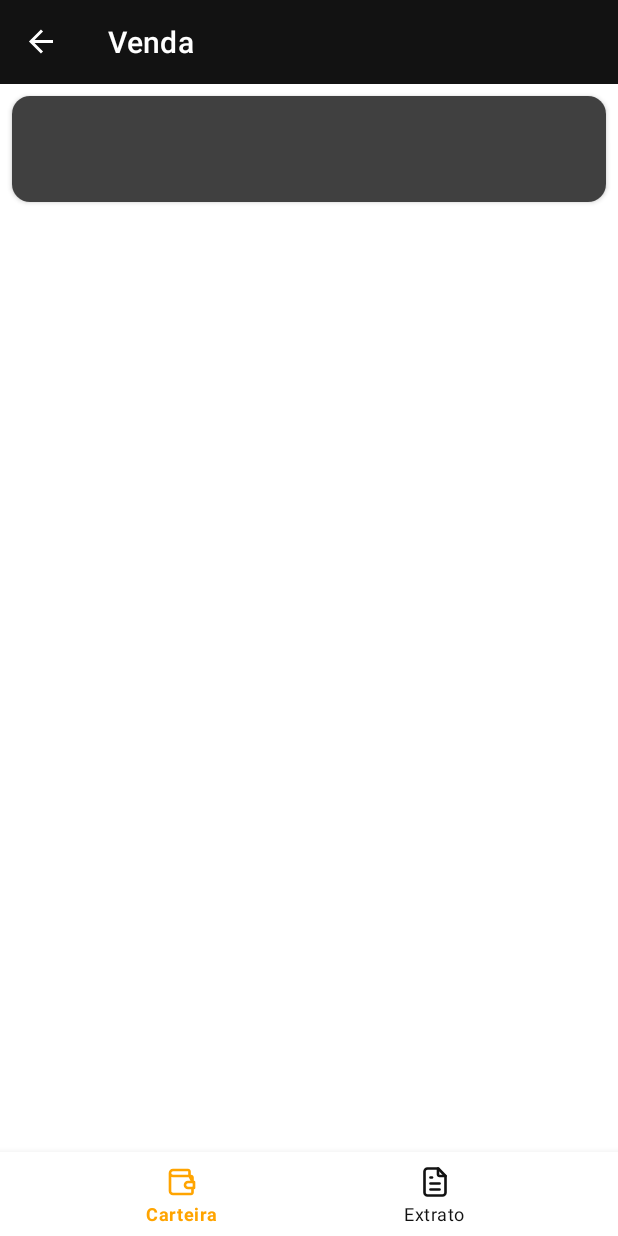
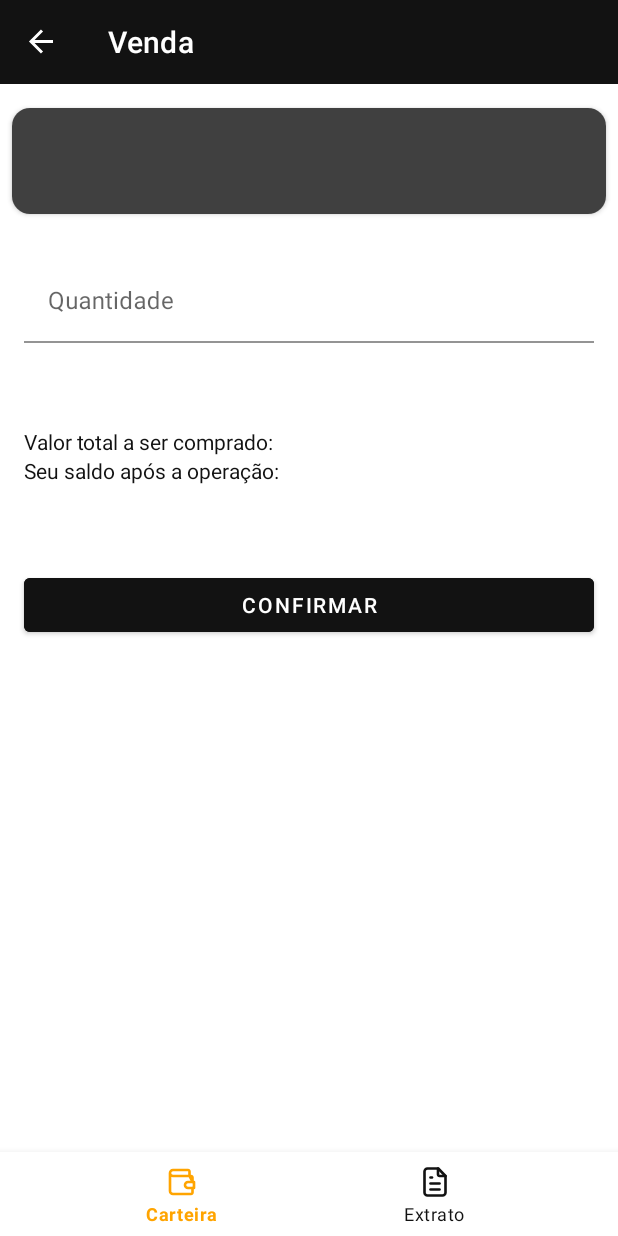
Before and after one commit to rebecaalbuquerque/android-crypto-e-wallet, an Android app: the TransactionFragment screen opened through its navigation route, on a phone screen of 412 x 824 dp. Run offline under Robolectric (Android 15) with nearby library versions, the phone set to English and light mode, and no system bars; our stand-ins replace Room's generated code, data binding, navigation-ui; libraries missing offline, so code that uses them is left out: com.facebook.stetho; network calls fail; 7 statements that could not run were skipped.

Commit message:
Iniciando lógica de transações de compra e venda de criptomoedas

```diff
--- a/app/src/main/java/com/albuquerque/cryptoe_wallet/app/viewmodel/TransactionViewModel.kt
+++ b/app/src/main/java/com/albuquerque/cryptoe_wallet/app/viewmodel/TransactionViewModel.kt
@@ -1,13 +1,19 @@
 package com.albuquerque.cryptoe_wallet.app.viewmodel
 
+import androidx.databinding.Observable
+import androidx.databinding.Observable.OnPropertyChangedCallback
+import androidx.databinding.ObservableField
+import androidx.lifecycle.MutableLiveData
 import androidx.lifecycle.viewModelScope
 import com.albuquerque.cryptoe_wallet.app.model.ui.CryptocurrencyUI
 import com.albuquerque.cryptoe_wallet.app.usecase.GetCurrencyByName
 import com.albuquerque.cryptoe_wallet.app.usecase.GetLoggedUserUseCase
 import com.albuquerque.cryptoe_wallet.app.utils.TypeTransaction
 import com.albuquerque.cryptoe_wallet.core.mediator.SingleMediatorLiveData
+import com.albuquerque.cryptoe_wallet.core.utils.WalletCalculator
 import com.albuquerque.cryptoe_wallet.core.viewmodel.BaseViewModel
 import kotlinx.coroutines.launch
+
 
 class TransactionViewModel(
     getLoggedUserUseCase: GetLoggedUserUseCase,
@@ -17,8 +23,12 @@ class TransactionViewModel(
     var user = getLoggedUserUseCase.invoke()
 
     var cryptocurrency = SingleMediatorLiveData<CryptocurrencyUI>()
+    var typeTransaction: TypeTransaction? = null
 
-    var typeTransaction: TypeTransaction? = null
+    var amount = ObservableField<String>("")
+
+    var totalValue = MutableLiveData<String>("")
+    var newBalance = MutableLiveData<String>("")
 
     var nameCurrency: String? = null
         set(value) {
@@ -29,4 +39,26 @@ class TransactionViewModel(
                 }
             }
         }
+
+    init {
+        amount.addOnPropertyChangedCallback(object : OnPropertyChangedCallback() {
+            override fun onPropertyChanged(sender: Observable, propertyId: Int) {
+                if (sender === amount && amount.get() != null) {
+
+                    amount.get()?.let { currentAmount ->
+
+                        if(currentAmount.isEmpty()) {
+                            totalValue.value = ""
+                            newBalance.value = ""
+                        } else {
+                            newBalance.value = WalletCalculator.calculateTransactionNewBalance(cryptocurrency.value, currentAmount.toBigDecimal(), user.value?.balance, typeTransaction)
+                            totalValue.value = WalletCalculator.calculateTransactionTotalValue(cryptocurrency.value, currentAmount.toBigDecimal(), user.value?.balance, typeTransaction)
+                        }
+                    }
+
+                }
+            }
+        })
+    }
+
 }
--- a/app/src/main/java/com/albuquerque/cryptoe_wallet/core/application/WalletApplication.kt
+++ b/app/src/main/java/com/albuquerque/cryptoe_wallet/core/application/WalletApplication.kt
@@ -61,6 +61,7 @@ class WalletApplication: Application() {
                 factory { GetLoggedUserUseCase(repository = get()) }
                 factory { GetUserCurrenciesUseCase(repository = get()) }
                 factory { GetCurrencyByName(repository = get()) }
+                factory { CreateTransactionUseCase(repository = get()) }
             }
 
             val viewModelModule = module {
--- a/app/src/main/res/layout/fragment_transaction.xml
+++ b/app/src/main/res/layout/fragment_transaction.xml
@@ -5,11 +5,12 @@
 
     <data>
 
-        <import type="com.albuquerque.cryptoe_wallet.app.extensions.CurrencyExtensionsKt"/>
+        <import type="com.albuquerque.cryptoe_wallet.app.extensions.CurrencyExtensionsKt" />
 
         <variable
             name="viewModel"
             type="com.albuquerque.cryptoe_wallet.app.viewmodel.TransactionViewModel" />
+
     </data>
 
     <androidx.constraintlayout.widget.ConstraintLayout
@@ -18,11 +19,14 @@
         tools:context=".app.view.fragment.TransactionFragment">
 
         <androidx.cardview.widget.CardView
+            android:id="@+id/cardInformation"
             android:layout_width="0dp"
             android:layout_height="wrap_content"
+            android:layout_marginStart="8dp"
+            android:layout_marginTop="16dp"
+            android:layout_marginEnd="8dp"
+            android:padding="16dp"
             app:cardCornerRadius="12dp"
-            android:layout_margin="8dp"
-            android:padding="16dp"
             app:layout_constraintEnd_toEndOf="parent"
             app:layout_constraintStart_toStartOf="parent"
             app:layout_constraintTop_toTopOf="parent">
@@ -30,15 +34,15 @@
             <androidx.constraintlayout.widget.ConstraintLayout
                 android:layout_width="match_parent"
                 android:layout_height="wrap_content"
-                android:padding="16dp"
-                android:background="@color/colorPrimary">
+                android:background="@color/colorPrimary"
+                android:padding="16dp">
 
                 <TextView
                     android:id="@+id/balance"
                     android:layout_width="0dp"
                     android:layout_height="wrap_content"
+                    android:text="@{`Seu saldo é ` + CurrencyExtensionsKt.toBrazilianCurrency(viewModel.user.balance)}"
                     android:textColor="@color/textColorPrimary"
-                    android:text="@{`Seu saldo é ` + CurrencyExtensionsKt.toBrazilianCurrency(viewModel.user.balance)}"
                     app:layout_constraintBottom_toTopOf="@+id/currencyTransactionPrice"
                     app:layout_constraintStart_toStartOf="parent"
                     app:layout_constraintTop_toTopOf="parent"
@@ -49,17 +53,77 @@
                     android:layout_width="0dp"
                     android:layout_height="wrap_content"
                     android:textColor="@color/textColorPrimary"
-                    app:typeTransaction="@{viewModel.typeTransaction}"
-                    app:sourceCurrency="@{viewModel.cryptocurrency}"
                     app:layout_constraintBottom_toBottomOf="parent"
                     app:layout_constraintStart_toStartOf="parent"
                     app:layout_constraintTop_toBottomOf="@+id/balance"
+                    app:sourceCurrency="@{viewModel.cryptocurrency}"
+                    app:typeTransaction="@{viewModel.typeTransaction}"
                     tools:text="Uma unidade de Bitcoin custa R$ 63.252,53" />
 
             </androidx.constraintlayout.widget.ConstraintLayout>
 
         </androidx.cardview.widget.CardView>
 
+        <com.google.android.material.textfield.TextInputLayout
+            android:id="@+id/inputAmount"
+            style="@style/WalletTextInputLayout"
+            android:layout_width="0dp"
+            android:layout_height="wrap_content"
+            android:layout_marginStart="8dp"
+            android:layout_marginTop="32dp"
+            android:layout_marginEnd="8dp"
+            android:hint="@string/hint_amount"
+            app:layout_constraintEnd_toEndOf="@+id/cardInformation"
+            app:layout_constraintStart_toStartOf="@+id/cardInformation"
+            app:layout_constraintTop_toBottomOf="@id/cardInformation"
+            app:placeholderText="Quantidade">
+
+            <com.google.android.material.textfield.TextInputEditText
+                android:id="@+id/editTextAmount"
+                android:layout_width="match_parent"
+                android:layout_height="wrap_content"
+                android:inputType="numberDecimal"
+                android:text="@={viewModel.amount}"
+                android:textCursorDrawable="@null" />
+
+        </com.google.android.material.textfield.TextInputLayout>
+
+        <TextView
+            android:id="@+id/totalAmount"
+            android:layout_width="0dp"
+            android:layout_height="wrap_content"
+            android:layout_marginTop="56dp"
+            android:text="@{`Valor total a ser comprado: ` + viewModel.totalValue}"
+            android:textColor="@color/colorPrimaryDark"
+            app:layout_constraintEnd_toEndOf="@id/inputAmount"
+            app:layout_constraintStart_toStartOf="@id/inputAmount"
+            app:layout_constraintTop_toBottomOf="@id/inputAmount"
+            tools:text="Valor total a ser comprado: " />
+
+        <TextView
+            android:id="@+id/newBalance"
+            android:layout_width="0dp"
+            android:layout_height="wrap_content"
+            android:textColor="@color/colorPrimaryDark"
+            android:text="@{`Seu saldo após a operação: ` + viewModel.newBalance}"
+            app:layout_constraintEnd_toEndOf="@id/totalAmount"
+            app:layout_constraintStart_toStartOf="@id/totalAmount"
+            app:layout_constraintTop_toBottomOf="@id/totalAmount"
+            tools:text="Seu saldo após a operação: " />
+
+        <Button
+            android:id="@+id/buttonConfirm"
+            style="@style/Widget.MaterialComponents.Button"
+            android:layout_width="0dp"
+            android:layout_height="wrap_content"
+            android:layout_gravity="center_horizontal"
+            android:layout_marginTop="56dp"
+            android:backgroundTint="@color/colorPrimaryDark"
+            android:text="@string/label_button_confirm"
+            app:layout_constraintEnd_toEndOf="@+id/newBalance"
+            app:layout_constraintStart_toStartOf="@+id/newBalance"
+            app:layout_constraintTop_toBottomOf="@id/newBalance" />
+
     </androidx.constraintlayout.widget.ConstraintLayout>
 
 </layout>
--- a/app/src/main/res/values/strings.xml
+++ b/app/src/main/res/values/strings.xml
@@ -3,7 +3,9 @@
     <string name="hint_full_name">Nome completo</string>
     <string name="hint_email">Email</string>
     <string name="hint_password">Senha</string>
+    <string name="hint_amount">Quantidade</string>
     <string name="label_button_register">Cadastrar</string>
+    <string name="label_button_confirm">Confirmar</string>
     <string name="label_button_sign_in">Entrar</string>
     <string name="label_button_sign_up">Não possui uma conta? Cadastre-se</string>
     <string name="toolbar_title_register">Cadastro</string>
```
Also changed, not shown: app/src/main/java/com/albuquerque/cryptoe_wallet/app/extensions/CurrencyExtensions.kt (+27 -0 lines), app/src/main/java/com/albuquerque/cryptoe_wallet/app/usecase/CreateTransactionUseCase.kt (added, +14 -0 lines), app/src/main/java/com/albuquerque/cryptoe_wallet/core/utils/WalletCalculator.kt (added, +51 -0 lines).
